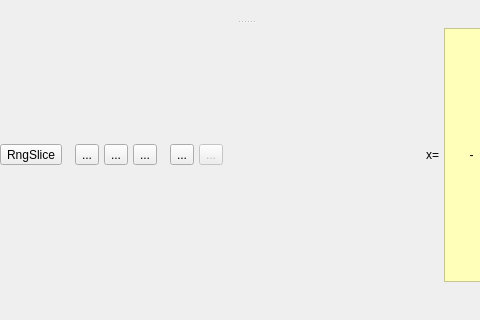
The window that Code/Mantid/MantidQt/SliceViewer/inc/MantidQtSliceViewer/SliceViewer.ui (mantidproject/mantid) describes before a commit, drawn with Qt 5; both pictures show x 171 to 651 and y 0 to 320 of the 834 by 814 pixel window.
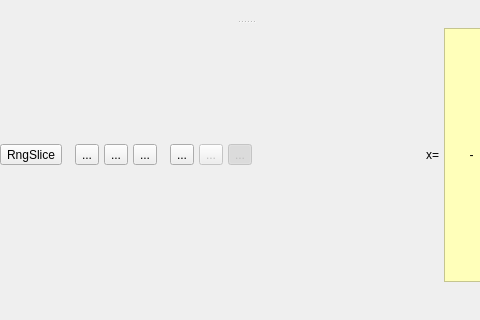
The same window after the commit. Icons and pictures are not drawn. Custom widgets are drawn as their Qt base class.

Commit message:
Refs #4800 Lock/Unlock the rebinned workspace in place
So that it can rebin every time you move a slider, or not
It might still be nice to rebin when zooming...?

Diff of the .ui file:
```diff
--- a/Code/Mantid/MantidQt/SliceViewer/inc/MantidQtSliceViewer/SliceViewer.ui
+++ b/Code/Mantid/MantidQt/SliceViewer/inc/MantidQtSliceViewer/SliceViewer.ui
@@ -318,6 +318,35 @@
             </property>
            </widget>
           </item>
+          <item>
+           <widget class="QToolButton" name="btnRebinLock">
+            <property name="enabled">
+             <bool>false</bool>
+            </property>
+            <property name="toolTip">
+             <string>Lock the rebinned workspace in place (use the refresh button to refresh)</string>
+            </property>
+            <property name="text">
+             <string>...</string>
+            </property>
+            <property name="icon">
+             <iconset resource="../../icons/SliceViewerIcons.qrc">
+              <normaloff>:/SliceViewer/icons/stock-lock.png</normaloff>:/SliceViewer/icons/stock-lock.png</iconset>
+            </property>
+            <property name="iconSize">
+             <size>
+              <width>18</width>
+              <height>18</height>
+             </size>
+            </property>
+            <property name="checkable">
+             <bool>true</bool>
+            </property>
+            <property name="checked">
+             <bool>true</bool>
+            </property>
+           </widget>
+          </item>
           <item>
            <spacer name="horizontalSpacer">
             <property name="orientation">
```
The commit also changes 6 other files.
